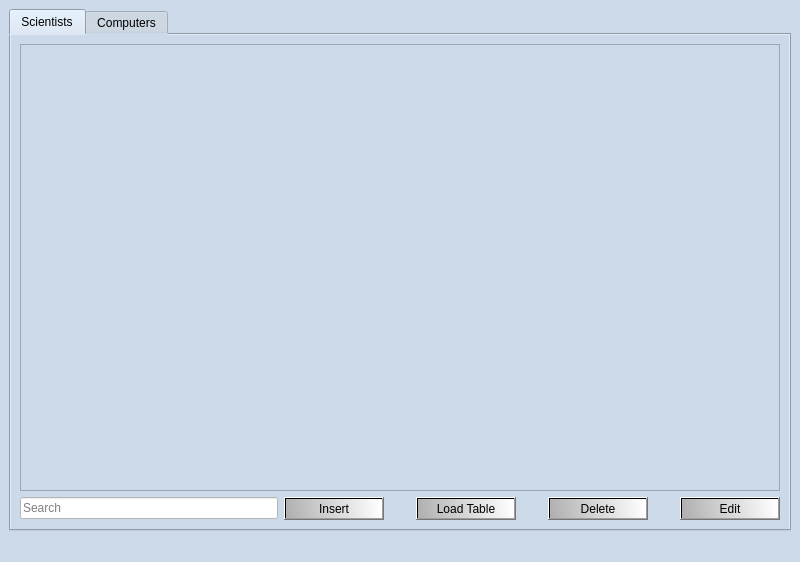
Before: the Qt Designer form verklegt_vika_3/verklegt_GUI/UI/mainwindow.ui in vilhjalmur12/verklegt_1, drawn with Qt 5.
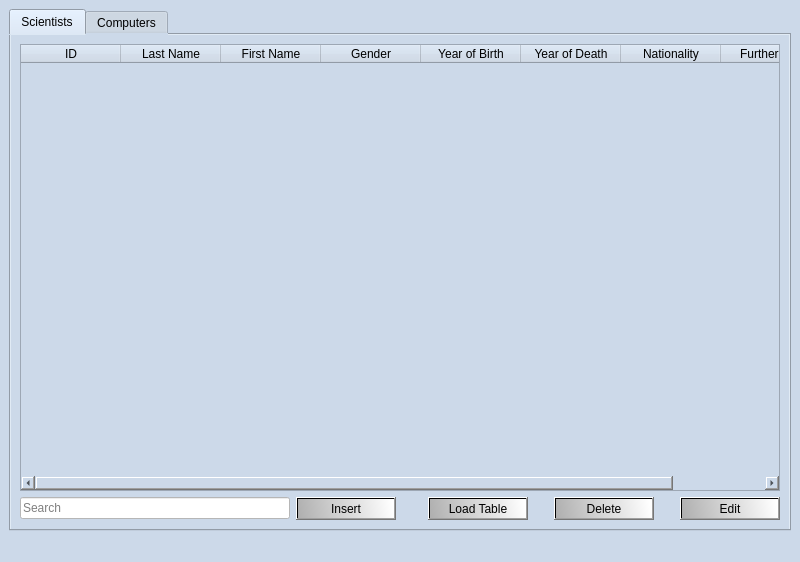
After: the same form once the commit is applied.

Commit message: er ad fiffa main window

Patch:
```diff
--- a/verklegt_vika_3/verklegt_GUI/UI/mainwindow.ui
+++ b/verklegt_vika_3/verklegt_GUI/UI/mainwindow.ui
@@ -10,6 +10,12 @@
     <height>562</height>
    </rect>
   </property>
+  <property name="sizePolicy">
+   <sizepolicy hsizetype="Minimum" vsizetype="Preferred">
+    <horstretch>0</horstretch>
+    <verstretch>0</verstretch>
+   </sizepolicy>
+  </property>
   <property name="minimumSize">
    <size>
     <width>800</width>
@@ -41,6 +47,12 @@
    <layout class="QGridLayout" name="gridLayout">
     <item row="0" column="0">
      <widget class="QTabWidget" name="tabWidget">
+      <property name="minimumSize">
+       <size>
+        <width>757</width>
+        <height>0</height>
+       </size>
+      </property>
       <property name="currentIndex">
        <number>0</number>
       </property>
@@ -69,9 +81,18 @@
           </property>
          </widget>
         </item>
-        <item row="0" column="0" colspan="8">
-         <widget class="QTableView" name="tableView">
-          <property name="sortingEnabled">
+        <item row="1" column="3">
+         <widget class="QPushButton" name="pushButton_loadScientist">
+          <property name="minimumSize">
+           <size>
+            <width>100</width>
+            <height>0</height>
+           </size>
+          </property>
+          <property name="text">
+           <string>Load Table</string>
+          </property>
+          <property name="autoDefault">
            <bool>true</bool>
           </property>
          </widget>
@@ -166,6 +187,62 @@
           </property>
          </widget>
         </item>
+        <item row="0" column="0" colspan="3">
+         <widget class="QTableWidget" name="tableView_scientists">
+          <property name="sizePolicy">
+           <sizepolicy hsizetype="MinimumExpanding" vsizetype="Expanding">
+            <horstretch>0</horstretch>
+            <verstretch>0</verstretch>
+           </sizepolicy>
+          </property>
+          <property name="minimumSize">
+           <size>
+            <width>760</width>
+            <height>0</height>
+           </size>
+          </property>
+          <column>
+           <property name="text">
+            <string>ID</string>
+           </property>
+          </column>
+          <column>
+           <property name="text">
+            <string>Last Name</string>
+           </property>
+          </column>
+          <column>
+           <property name="text">
+            <string>First Name</string>
+           </property>
+          </column>
+          <column>
+           <property name="text">
+            <string>Gender</string>
+           </property>
+          </column>
+          <column>
+           <property name="text">
+            <string>Year of Birth</string>
+           </property>
+          </column>
+          <column>
+           <property name="text">
+            <string>Year of Death</string>
+           </property>
+          </column>
+          <column>
+           <property name="text">
+            <string>Nationality</string>
+           </property>
+          </column>
+          <column>
+           <property name="text">
+            <string>Further Info</string>
+           </property>
+          </column>
+         </widget>
+        </item>
        </layout>
       </widget>
       <widget class="QWidget" name="Computers">
```
Left out of the diff: 73 changed lines with no effect on the pictures. The commit also changes 3 other files.
